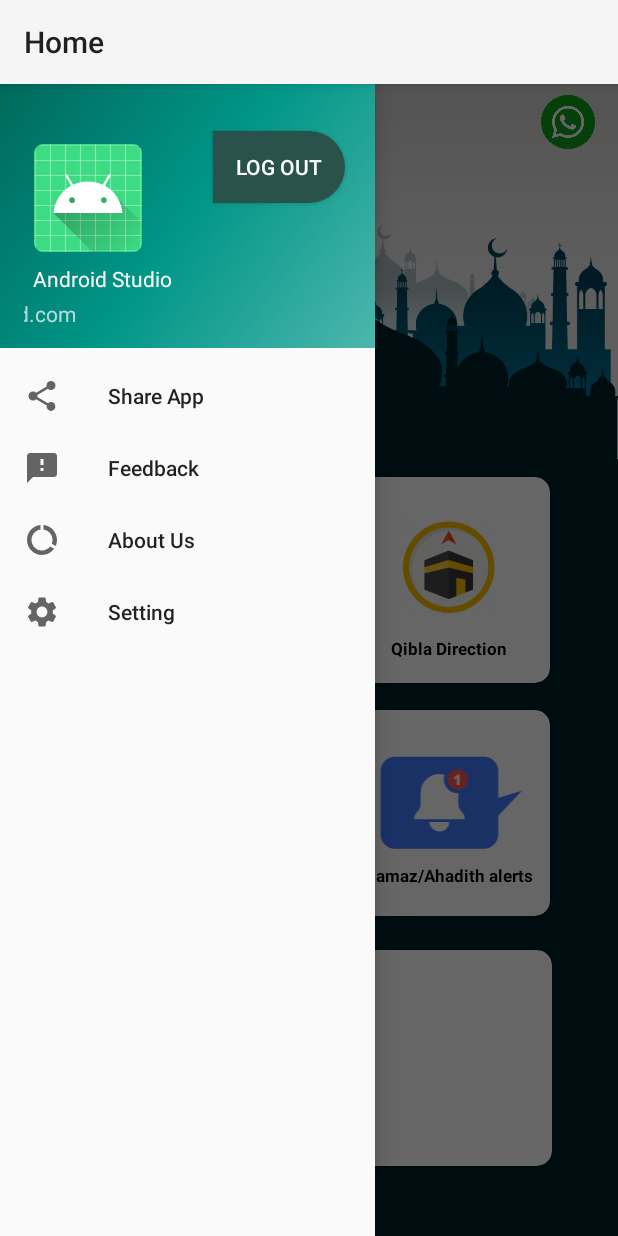
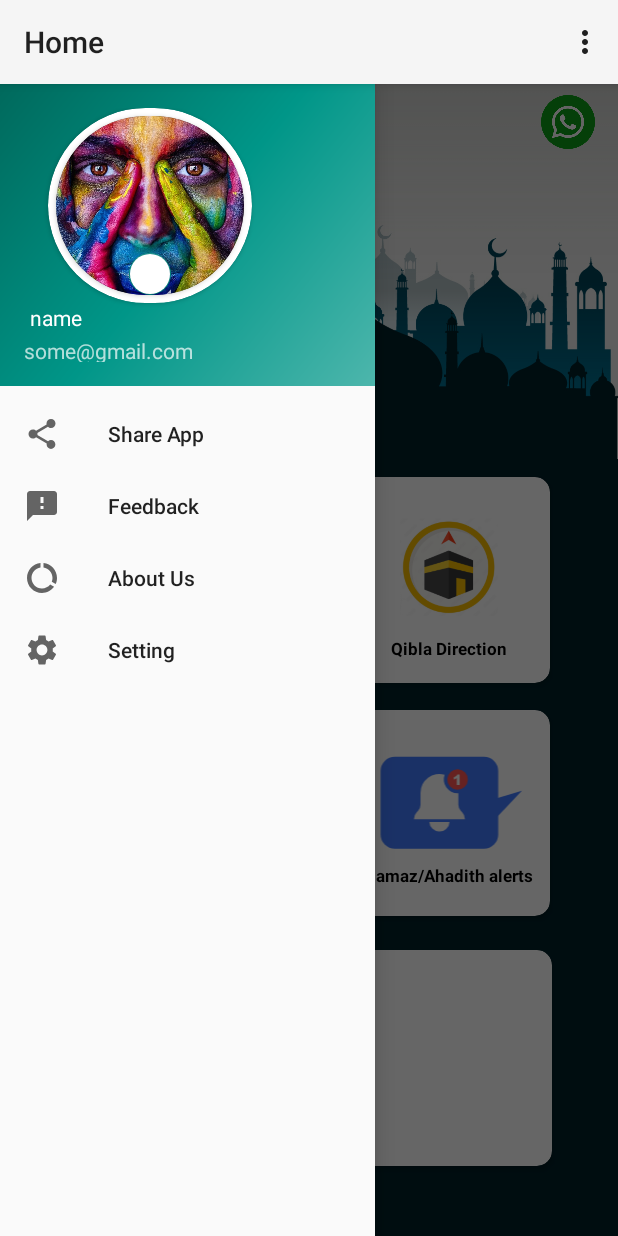
Before and after one commit to dannyz61/Prayer-Learner, an Android app: the screen it shows after launch once a user with an empty profile is signed in (HomeActivity), with the side drawer open, on a phone screen of 412 x 824 dp. Run offline under Robolectric (Android 15) with nearby library versions, the phone set to English and light mode, and no system bars; our stand-ins replace Firebase (no records; nobody signed in at launch, a user with empty details on screens opened directly).

Commit message:
logout integrated

```diff
--- a/app/src/main/java/com/example/prayerlearner1/HomeActivity.java
+++ b/app/src/main/java/com/example/prayerlearner1/HomeActivity.java
@@ -2,10 +2,23 @@ package com.example.prayerlearner1;
 
 import android.content.DialogInterface;
 import android.content.Intent;
+import android.graphics.Bitmap;
+import android.graphics.Color;
+import android.net.Uri;
 import android.os.Bundle;
+import android.text.SpannableString;
+import android.text.style.ForegroundColorSpan;
+import android.view.Menu;
+import android.view.MenuItem;
 import android.view.View;
 import android.widget.Button;
+import android.widget.ImageView;
+import android.widget.LinearLayout;
+import android.widget.TextView;
+import android.widget.Toast;
 
+import androidx.annotation.NonNull;
+import androidx.annotation.Nullable;
 import androidx.appcompat.app.ActionBar;
 import androidx.appcompat.app.AlertDialog;
 import androidx.appcompat.app.AppCompatActivity;
@@ -13,13 +26,27 @@ import androidx.cardview.widget.CardView;
 import androidx.core.view.GravityCompat;
 import androidx.drawerlayout.widget.DrawerLayout;
 
+import com.google.android.material.floatingactionbutton.FloatingActionButton;
+import com.google.android.material.navigation.NavigationView;
 import com.google.firebase.auth.FirebaseAuth;
+import com.google.firebase.database.DataSnapshot;
+import com.google.firebase.database.DatabaseError;
+import com.google.firebase.database.DatabaseReference;
+import com.google.firebase.database.FirebaseDatabase;
+import com.google.firebase.database.ValueEventListener;
 
 public class HomeActivity extends AppCompatActivity implements View.OnClickListener {
  DrawerLayout drawer;
     Button logout;
     FirebaseAuth fauth;
-
+    DatabaseReference fobj;
+    NavigationView nav;
+    TextView name,email;
+    String uid;
+    FloatingActionButton editImage;
+    Bitmap bitmap;
+    ImageView imageView;
+    LinearLayout L;
     private CardView c1,c2,c3,c4,c5;
     @Override
     protected void onCreate(Bundle savedInstanceState) {
@@ -30,35 +57,53 @@ public class HomeActivity extends AppCompatActivity implements View.OnClickListe
         c3 = (CardView) findViewById(R.id.card3);
         c4 = (CardView) findViewById(R.id.card4);
         c5 = (CardView) findViewById(R.id.card5);
+//        L=findViewById(R.id.linearLayout2);
+//
+//        nav=findViewById(R.id.nav_1);
+//       name = L.findViewById(R.id.textView40);
         fauth = FirebaseAuth.getInstance();
-
-//        logout=findViewById(R.id.button16);
-//        logout.setOnClickListener(new View.OnClickListener() {
+//       name.setText("Hello");
+//        email =L.findViewById(R.id.textView);
+//        name.setText("djfkjslkjf@gamil.com");
+//        editImage = findViewById(R.id.editImage);
+//        imageView = findViewById(R.id.imageView);
+//        uid=fauth.getCurrentUser().getUid();
+//        fobj = FirebaseDatabase.getInstance("https://prayerlearner-default-rtdb.firebaseio.com/").getReference().child("Users");
+//        nav.setNavigationItemSelectedListener(new NavigationView.OnNavigationItemSelectedListener() {
 //            @Override
-//            public void onClick(View v) {
-//                AlertDialog.Builder builder=new AlertDialog.Builder(HomeActivity.this);
-//                builder.setMessage("Do you want to Logout ?");
-//                builder.setPositiveButton("Yes", new DialogInterface.OnClickListener() {
-//                    @Override
-//                    public void onClick(DialogInterface dialogInterface, int i) {
-//                        fauth.signOut();
-//                        Intent in = new Intent(new Intent(HomeActivity.this,LoginActivity.class));
-//                        in.addFlags(Intent.FLAG_ACTIVITY_CLEAR_TOP);
-//                        finish();
-//                        startActivity(in);
-//                    }
-//                }).setNegativeButton("No",null);
-//                AlertDialog alert= builder.create();
-//                alert.show();
+//            public boolean onNavigationItemSelected(@NonNull MenuItem item) {
+//                return false;
+//            }
+//        });
+//        editImage.setOnClickListener(new View.OnClickListener() {
+//            @Override
+//            public void onClick(View view) {
+//                Intent intent=new Intent();
+//                intent.setType("image/*");
+//                intent.setAction(Intent.ACTION_GET_CONTENT);
+//                intent.addCategory(Intent.CATEGORY_OPENABLE);
+//                startActivityForResult(intent,101);
+//            }
+//        });
+//        fobj.addValueEventListener(new ValueEventListener() {
+//            @Override
+//            public void onDataChange(@NonNull DataSnapshot snapshot) {
+//                if(name.getText().toString().equals("name") && email.getText().toString().equals("some@gmail.com"))
+//                {name.setText(snapshot.child(uid).child("name").getValue(String.class));
+//                email.setText( snapshot.child(uid).child("email").getValue(String.class));
+//                }
+//
+//            }
+//
+//            @Override
+//            public void onCancelled(@NonNull DatabaseError error) {
 //
 //            }
 //        });
+
         ActionBar actionBar = getSupportActionBar();
         actionBar.setTitle("Home");
-//        getSupportActionBar().setTitle(Html.fromHtml("<font color=\"#FFFFFF\">" + getString(R.string.app_name) + "</font>"));
-//        actionBar.setBackgroundDrawable(new ColorDrawable(Color.parseColor("#002028")));
-//        actionBar.setDisplayHomeAsUpEnabled(true);
-//        actionBar.setHomeAsUpIndicator(R.drawable.ic_baseline_arrow_back_24);
+        actionBar.getNavigationMode();
         c1.setOnClickListener(this);
         c2.setOnClickListener(this);
         c3.setOnClickListener(this);
@@ -68,30 +113,51 @@ public class HomeActivity extends AppCompatActivity implements View.OnClickListe
 
     }
 
-//    @Override
-//    public boolean onCreateOptionsMenu(Menu menu) {
-//        getMenuInflater().inflate(R.menu.navigation_drawer,menu);
-//        for (int k=0;k<menu.size();k++)
-//        {
-//            MenuItem menuItem=menu.getItem(k);
-//            SpannableString spannableString=new SpannableString(
-//                    menu.getItem(k).getTitle().toString()
-//            );
-//            spannableString.setSpan(new ForegroundColorSpan(Color.WHITE),0,spannableString.length(),0);
-//            menuItem.setTitle(spannableString);
-//        }
-//        return true;
-//    }
+    @Override
+    protected void onStart() {
+        super.onStart();
 
-//    @Override
-//    public void onBackPressed() {
-//        if(drawer.isDrawerOpen(GravityCompat.START)){
-//            drawer.closeDrawer(GravityCompat.START);
-//        }
-//        else {
-//            super.onBackPressed();
-//        }
-//    }
+
+    }
+
+    @Override
+    public boolean onOptionsItemSelected(MenuItem item) {
+        // Handle item selection
+        switch (item.getItemId()) {
+            case R.id.item1:
+                 AlertDialog.Builder builder=new AlertDialog.Builder(HomeActivity.this);
+                builder.setMessage("Do you want to Logout ?");
+                builder.setPositiveButton("Yes", new DialogInterface.OnClickListener() {
+                    @Override
+                    public void onClick(DialogInterface dialogInterface, int i) {
+                        fauth.signOut();
+                        Intent in = new Intent(new Intent(HomeActivity.this,LoginActivity.class));
+                        in.addFlags(Intent.FLAG_ACTIVITY_CLEAR_TOP);
+                        finish();
+                        startActivity(in);
+                    }
+                }).setNegativeButton("No",null);
+                AlertDialog alert= builder.create();
+                alert.show();
+            default:
+                return super.onOptionsItemSelected(item);
+        }
+    }
+    @Override
+    public boolean onCreateOptionsMenu(Menu menu) {
+        getMenuInflater().inflate(R.menu.logout,menu);
+        return true;
+    }
+
+    @Override
+    public void onBackPressed() {
+        if(drawer.isDrawerOpen(GravityCompat.START)){
+            drawer.closeDrawer(GravityCompat.START);
+        }
+        else {
+            super.onBackPressed();
+        }
+    }
 
     @Override
     public void onClick(View view) {
@@ -113,3 +179,22 @@ public class HomeActivity extends AppCompatActivity implements View.OnClickListe
     }
 
 }
+//class header_vie extends AppCompatActivity
+//{
+//
+//    FirebaseAuth fauth;
+//
+//
+//    @Override
+//    protected void onCreate(@Nullable Bundle savedInstanceState) {
+//        super.onCreate(savedInstanceState);
+//        setContentView(R.layout.nav_header);
+//
+//
+//    }
+//
+//    @Override
+//    protected void onStart() {
+//        super.onStart();
+//
+//}
--- /dev/null
+++ b/app/src/main/res/drawable/ic_baseline_edit_24.xml
@@ -0,0 +1,10 @@
+<vector xmlns:android="http://schemas.android.com/apk/res/android"
+    android:width="24dp"
+    android:height="24dp"
+    android:viewportWidth="24"
+    android:viewportHeight="24"
+    android:tint="?attr/colorControlNormal">
+  <path
+      android:fillColor="@android:color/white"
+      android:pathData="M3,17.25V21h3.75L17.81,9.94l-3.75,-3.75L3,17.25zM20.71,7.04c0.39,-0.39 0.39,-1.02 0,-1.41l-2.34,-2.34c-0.39,-0.39 -1.02,-0.39 -1.41,0l-1.83,1.83 3.75,3.75 1.83,-1.83z"/>
+</vector>
--- a/app/src/main/res/layout/activity_home.xml
+++ b/app/src/main/res/layout/activity_home.xml
@@ -14,7 +14,7 @@
         android:layout_width="250dp"
         android:layout_height="match_parent"
         android:layout_gravity="start"
-
+        android:id="@+id/nav_1"
         app:headerLayout="@layout/nav_header"
         app:menu="@menu/navigation_drawer"
         tools:visibility="visible">
--- a/app/src/main/res/layout/nav_header.xml
+++ b/app/src/main/res/layout/nav_header.xml
@@ -4,7 +4,7 @@
     xmlns:tools="http://schemas.android.com/tools"
     android:id="@+id/linearLayout2"
     android:layout_width="match_parent"
-    android:layout_height="@dimen/nav_header_height"
+    android:layout_height="wrap_content"
     android:background="@drawable/side_nav_bar"
     android:gravity="bottom"
     android:orientation="vertical"
@@ -13,52 +13,68 @@
     android:paddingRight="@dimen/activity_horizontal_margin"
     android:paddingBottom="@dimen/activity_vertical_margin"
     android:theme="@style/ThemeOverlay.AppCompat.Dark"
-    tools:context=".HomeActivity">
+    tools:context=".nav">
 
-    <Button
-        android:id="@+id/button16"
-        android:layout_width="wrap_content"
-        android:layout_height="wrap_content"
-        android:layout_marginTop="15dp"
-        android:layout_marginEnd="4dp"
-        android:background="@drawable/roundbtn"
-        android:text="Log Out"
-        app:layout_constraintEnd_toEndOf="parent"
-        app:layout_constraintTop_toTopOf="parent" />
+    <androidx.cardview.widget.CardView
+        android:id="@+id/cardView"
+        android:layout_width="136dp"
+        android:layout_height="130dp"
+        android:layout_gravity="center"
+        android:layout_marginStart="16dp"
+        app:cardCornerRadius="100dp"
+        app:layout_constraintStart_toStartOf="parent"
+        app:layout_constraintTop_toTopOf="parent">
 
-    <ImageView
-        android:id="@+id/imageView"
-        android:layout_width="wrap_content"
-        android:layout_height="wrap_content"
-        android:layout_marginTop="16dp"
-        android:contentDescription="@string/nav_header_desc"
-        android:paddingTop="@dimen/nav_header_vertical_spacing"
-        app:layout_constraintEnd_toEndOf="parent"
-        app:layout_constraintHorizontal_bias="0.047"
-        app:layout_constraintStart_toStartOf="parent"
-        app:layout_constraintTop_toTopOf="parent"
-        app:srcCompat="@mipmap/ic_launcher_round" />
+
+        <androidx.cardview.widget.CardView
+            android:layout_width="match_parent"
+            android:layout_height="match_parent"
+            android:layout_gravity="center"
+            android:layout_margin="5dp"
+            android:backgroundTint="@color/black"
+            app:cardCornerRadius="100dp">
+            <ImageView
+                android:id="@+id/imageView"
+                android:layout_width="match_parent"
+                android:layout_height="match_parent"
+                android:scaleType="centerCrop"
+                android:src="@drawable/profileimage">
+
+            </ImageView>
+            <com.google.android.material.floatingactionbutton.FloatingActionButton
+                android:id="@+id/editImage"
+                android:layout_width="32dp"
+                android:layout_height="28dp"
+                android:layout_gravity="bottom|center_horizontal"
+                android:backgroundTint="@color/white"
+                android:src="@drawable/ic_baseline_edit_24"
+                tools:ignore="SpeakableTextPresentCheck">
+
+            </com.google.android.material.floatingactionbutton.FloatingActionButton>
+        </androidx.cardview.widget.CardView>
+
+    </androidx.cardview.widget.CardView>
 
     <TextView
         android:id="@+id/textView40"
-        android:layout_width="wrap_content"
-        android:layout_height="wrap_content"
-        android:layout_marginTop="8dp"
-        android:text="@string/nav_header_title"
+        android:layout_width="137dp"
+        android:layout_height="18dp"
+        android:text="name"
         android:textAppearance="@style/TextAppearance.AppCompat.Body1"
         app:layout_constraintEnd_toEndOf="parent"
         app:layout_constraintHorizontal_bias="0.05"
         app:layout_constraintStart_toStartOf="parent"
-        app:layout_constraintTop_toBottomOf="@+id/imageView" />
+        app:layout_constraintTop_toBottomOf="@+id/cardView" />
 
     <TextView
         android:id="@+id/textView"
-        android:layout_width="wrap_content"
-        android:layout_height="wrap_content"
+        android:layout_width="224dp"
+        android:layout_height="17dp"
         android:layout_marginTop="4dp"
-        android:layout_marginEnd="184dp"
-        android:text="@string/nav_header_subtitle"
+        android:text="some@gmail.com"
         app:layout_constraintEnd_toEndOf="parent"
+        app:layout_constraintHorizontal_bias="0.085"
+        app:layout_constraintStart_toStartOf="parent"
         app:layout_constraintTop_toBottomOf="@+id/textView40" />
 
 </androidx.constraintlayout.widget.ConstraintLayout>
--- /dev/null
+++ b/app/src/main/res/menu/logout.xml
@@ -0,0 +1,18 @@
+<?xml version="1.0" encoding="utf-8"?>
+<menu xmlns:android="http://schemas.android.com/apk/res/android"
+    xmlns:tools="http://schemas.android.com/tools"
+    tools:showIn="navigation-view"
+    >
+
+    <group
+        android:id="@+id/group1"
+        android:checkableBehavior="single">
+        <item
+
+        android:id="@+id/item1"
+        android:icon="@drawable/ic_baseline_share_24"
+        android:title="Logout"
+        android:checkable="false"
+        />
+    </group>
+</menu>
```
Also changed, not shown: app/src/main/res/drawable/profileimage.jpg (added).
